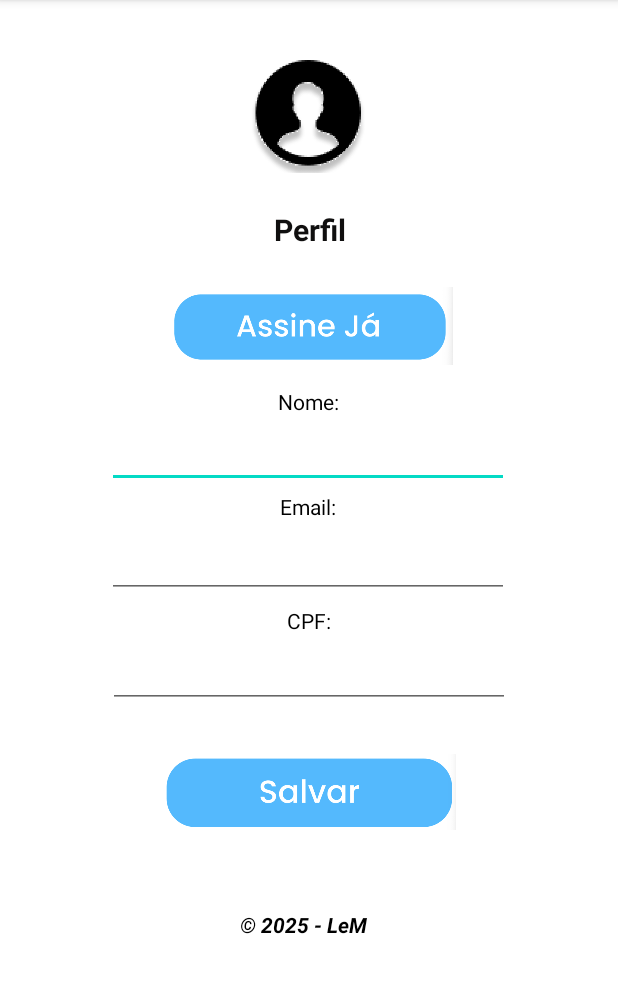
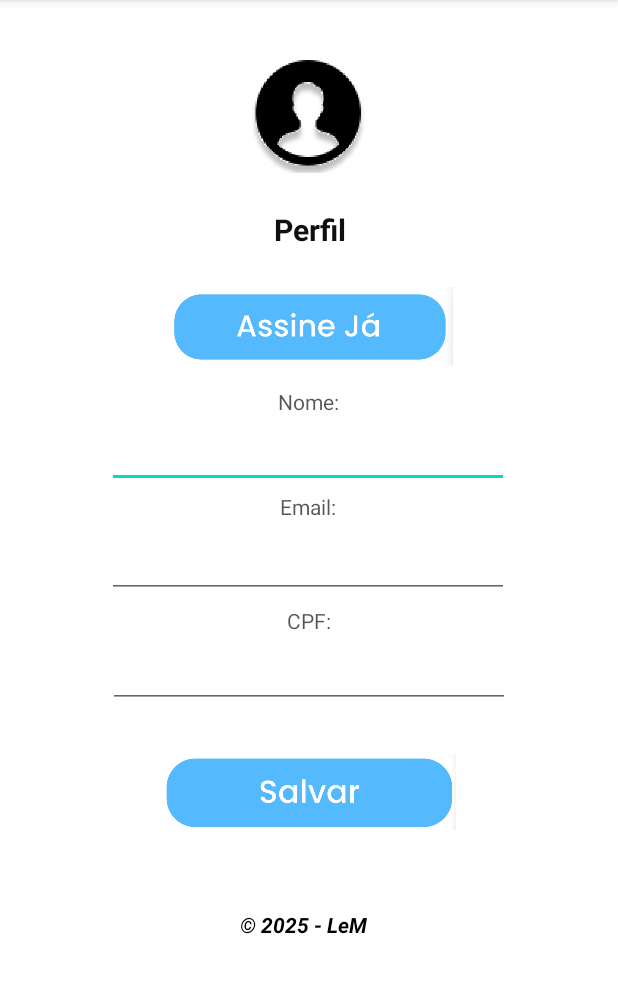
Before and after one commit to Arthurestak/Android-LM, an Android app: the fragment PerfilFragment shown on its own in the app's theme, on a phone screen of 412 x 824 dp, the part 84-1077 px from its top. Run offline under Robolectric (Android 15) with nearby library versions, the phone set to English and light mode, and no system bars; 5 statements that could not run were skipped.

Commit message:
Atualização

```diff
--- a/app/src/main/res/layout/fragment_perfil.xml
+++ b/app/src/main/res/layout/fragment_perfil.xml
@@ -126,7 +126,7 @@
         android:layout_marginTop="6dp"
         android:layout_marginEnd="177dp"
         android:text="Nome:"
-        android:textColor="#000000"
+        android:textColor="#A9000000"
         app:layout_constraintEnd_toEndOf="parent"
         app:layout_constraintStart_toStartOf="parent"
         app:layout_constraintTop_toBottomOf="@+id/btAssine" />
@@ -139,7 +139,7 @@
         android:layout_marginTop="76dp"
         android:layout_marginEnd="177dp"
         android:text="Email:"
-        android:textColor="#000000"
+        android:textColor="#A9000000"
         app:layout_constraintEnd_toEndOf="parent"
         app:layout_constraintStart_toStartOf="parent"
         app:layout_constraintTop_toBottomOf="@+id/btAssine" />
@@ -152,7 +152,7 @@
         android:layout_marginTop="152dp"
         android:layout_marginEnd="177dp"
         android:text="CPF:"
-        android:textColor="#000000"
+        android:textColor="#A9000000"
         app:layout_constraintEnd_toEndOf="parent"
         app:layout_constraintHorizontal_bias="0.517"
         app:layout_constraintStart_toStartOf="parent"
```
